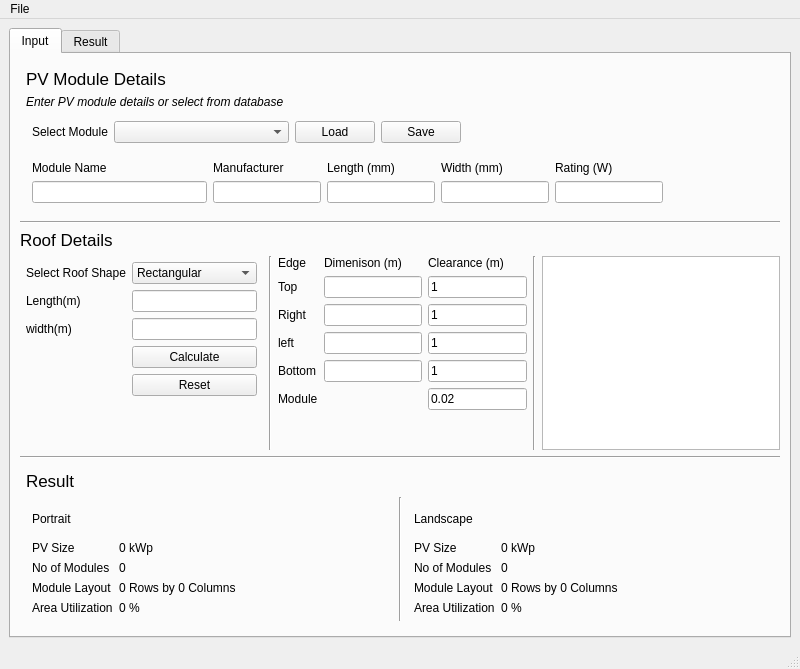
Old version of the form mainwindow.ui in the repository Jerry-Idodo/PVRoofEstimator.
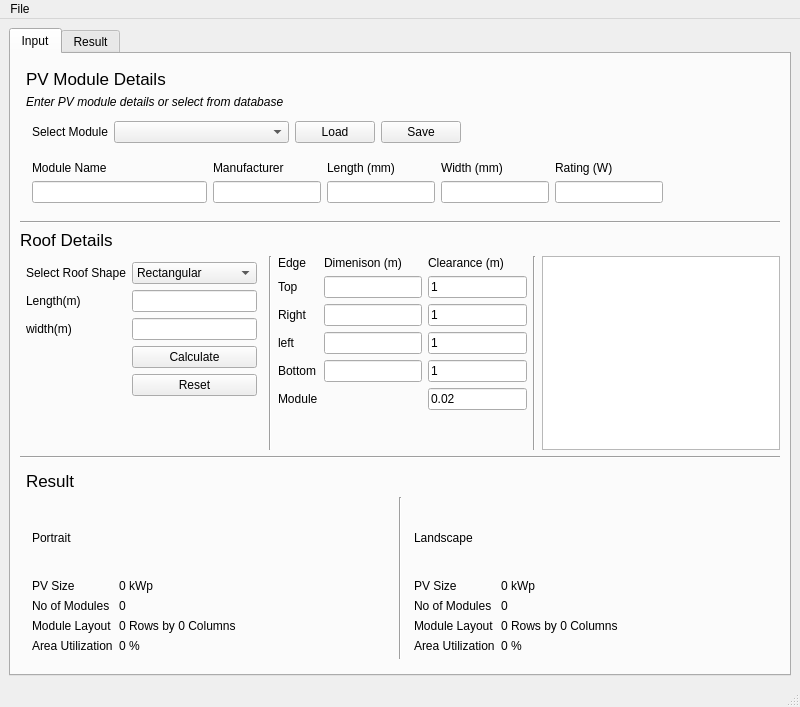
New version of the form.

What changed in the file:
```diff
--- a/mainwindow.ui
+++ b/mainwindow.ui
@@ -7,7 +7,7 @@
     <x>0</x>
     <y>0</y>
     <width>800</width>
-    <height>669</height>
+    <height>707</height>
    </rect>
   </property>
   <property name="windowTitle">
```
